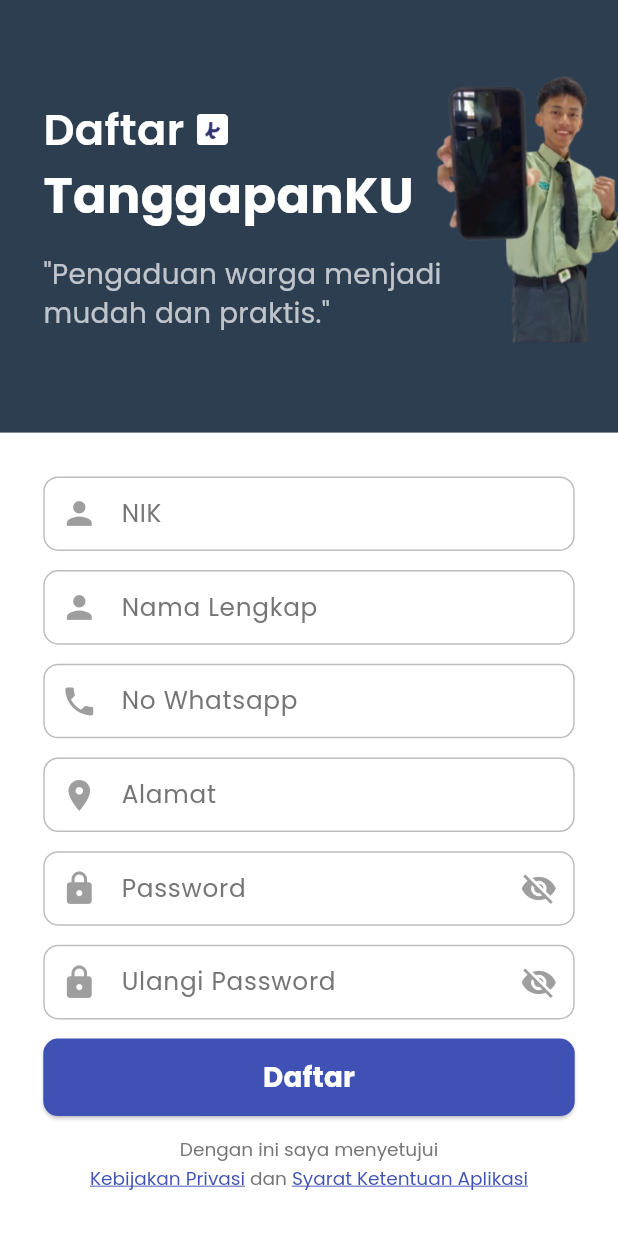
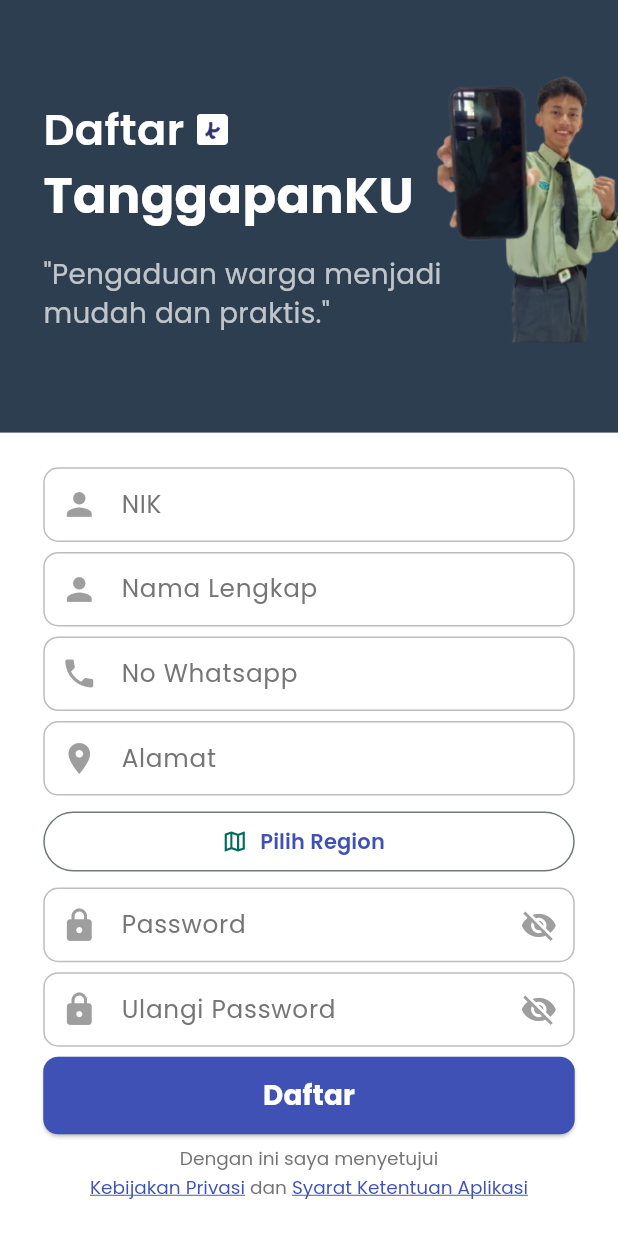
Before and after one commit to Kyzen2/TanggapanKu, a Flutter app: the RegisterPage screen opened directly, on a phone screen of 412 x 824 dp. Run offline on Flutter 3.47's test engine with Material 3 defaults, Android fonts, the phone set to English and light mode, and no system bars; our stand-ins replace carousel_slider, gap, google_fonts, timeago; missing offline and left inert: tutorial_coach_mark; network calls fail.

Commit message:
membuat halaman region

```diff
--- a/lib/main.dart
+++ b/lib/main.dart
@@ -25,7 +25,7 @@ class MyApp extends StatelessWidget {
         scaffoldBackgroundColor: Colors.white,
         colorScheme: ColorScheme.fromSeed(seedColor: const Color(0xFF00B6A0)),
       ),
-      home: const TimelinePage(),
+      home: const RegisterPage(),
     );
   }
 }
--- a/lib/pages/register.dart
+++ b/lib/pages/register.dart
@@ -2,30 +2,7 @@ import 'package:flutter/material.dart';
 import 'package:flutter/services.dart';
 import 'package:google_fonts/google_fonts.dart';
 import 'package:tanggapanku/api/api_service.dart';
-// adjust path as needed
-// Import your LoginPage below
-// import 'package:your_project/pages/login.dart';
-
-void main() {
-  runApp(const MyApp());
-}
-
-class MyApp extends StatelessWidget {
-  const MyApp({super.key});
-  @override
-  Widget build(BuildContext context) {
-    return MaterialApp(
-      debugShowCheckedModeBanner: false,
-      title: 'TanggapanKu',
-      theme: ThemeData(
-        primarySwatch: Colors.blueGrey,
-        textTheme: GoogleFonts.poppinsTextTheme(),
-        visualDensity: VisualDensity.adaptivePlatformDensity,
-      ),
-      home: const RegisterPage(),
-    );
-  }
-}
+import 'package:tanggapanku/pages/region_page.dart';
 
 class RegisterPage extends StatefulWidget {
   const RegisterPage({super.key});
@@ -44,7 +21,7 @@ class _RegisterPageState extends State<RegisterPage> {
   bool _isPasswordVisible = false;
   bool _isConfirmPasswordVisible = false;
 
-  final ApiService _apiService = ApiService();
+  final ApiServiceRegister _apiService = ApiServiceRegister();
 
   Future<void> _handleRegister() async {
     if (_passwordController.text != _confirmPasswordController.text) {
@@ -76,7 +53,6 @@ class _RegisterPageState extends State<RegisterPage> {
             TextButton(
               onPressed: () {
                 Navigator.of(context).pop();
-                // Replace with your real LoginPage
                 // Navigator.pushReplacement(context, MaterialPageRoute(builder: (_) => LoginPage()));
               },
               child: const Text('OK'),
@@ -87,7 +63,7 @@ class _RegisterPageState extends State<RegisterPage> {
     } catch (e) {
       Navigator.of(context).pop(); // Remove loading
       ScaffoldMessenger.of(context).showSnackBar(
-        SnackBar(content: Text('Registration failed')),
+        const SnackBar(content: Text('Registration failed')),
       );
     }
   }
@@ -100,11 +76,13 @@ class _RegisterPageState extends State<RegisterPage> {
     const Color accentBlue = Color(0xFF3F51B5);
     final keyboardHeight = MediaQuery.of(context).viewInsets.bottom;
     final bool isKeyboardActive = keyboardHeight > 0;
+
     return Scaffold(
       backgroundColor: primaryBlueDark,
       body: SingleChildScrollView(
         child: Column(
           children: [
+            // Header
             Container(
               height: screenHeight * 0.35,
               width: screenWidth,
@@ -167,6 +145,8 @@ class _RegisterPageState extends State<RegisterPage> {
                 ],
               ),
             ),
+
+            // Form
             Container(
               width: screenWidth,
               height: (screenHeight * 0.65) -
@@ -205,6 +185,31 @@ class _RegisterPageState extends State<RegisterPage> {
                     icon: Icons.location_on,
                     controller: _alamatController,
                   ),
+
+                  // === Tombol Pilih Region ===
+                  SizedBox(
+                    width: double.infinity,
+                    child: OutlinedButton.icon(
+                      icon: const Icon(Icons.map_outlined),
+                      label: Text(
+                        'Pilih Region',
+                        style: GoogleFonts.poppins(
+                          fontWeight: FontWeight.w600,
+                          color: accentBlue,
+                        ),
+                      ),
+                      onPressed: () {
+                        Navigator.push(
+                          context,
+                          MaterialPageRoute(
+                            builder: (_) => const RegionListPage(),
+                          ),
+                        );
+                      },
+                    ),
+                  ),
+                  // =============================
+
                   _buildPasswordField(
                     context,
                     label: 'Password',
@@ -289,7 +294,7 @@ class _RegisterPageState extends State<RegisterPage> {
     );
   }
 
-  // Reusable helper for textfields
+  // ===== Helper Widgets (tidak berubah) =====
   Widget _buildTextField(
     BuildContext context, {
     required String label,
@@ -318,9 +323,9 @@ class _RegisterPageState extends State<RegisterPage> {
           borderRadius: BorderRadius.circular(10),
           borderSide: BorderSide(color: Colors.grey.shade400),
         ),
-        focusedBorder: OutlineInputBorder(
-          borderRadius: BorderRadius.circular(10),
-          borderSide: const BorderSide(color: accentBlue, width: 2),
+        focusedBorder: const OutlineInputBorder(
+          borderRadius: BorderRadius.all(Radius.circular(10)),
+          borderSide: BorderSide(color: accentBlue, width: 2),
         ),
         contentPadding: EdgeInsets.symmetric(
             vertical: screenHeight * 0.015, horizontal: screenWidth * 0.03),
@@ -328,7 +333,6 @@ class _RegisterPageState extends State<RegisterPage> {
     );
   }
 
-  // Reusable helper for password
   Widget _buildPasswordField(
     BuildContext context, {
     required String label,
@@ -358,9 +362,9 @@ class _RegisterPageState extends State<RegisterPage> {
           borderRadius: BorderRadius.circular(10),
           borderSide: BorderSide(color: Colors.grey.shade400),
         ),
-        focusedBorder: OutlineInputBorder(
-          borderRadius: BorderRadius.circular(10),
-          borderSide: const BorderSide(color: accentBlue, width: 2),
+        focusedBorder: const OutlineInputBorder(
+          borderRadius: BorderRadius.all(Radius.circular(10)),
+          borderSide: BorderSide(color: accentBlue, width: 2),
         ),
         contentPadding: EdgeInsets.symmetric(
             vertical: screenHeight * 0.015, horizontal: screenWidth * 0.03),
```
Also changed, not shown: lib/api/api_service.dart (+114 -3 lines), lib/models/region.dart (added, +76 -0 lines), lib/pages/region_page.dart (added, +64 -0 lines).
